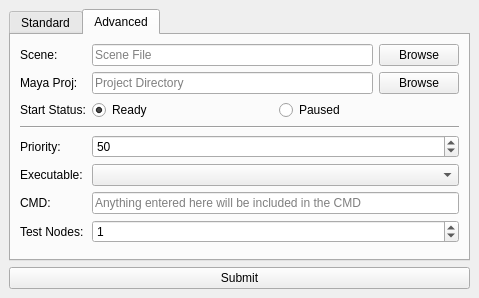
First picture: the form in ui/UI_Submitter.ui, repository david2777/DPS_Hydra, before the edit.
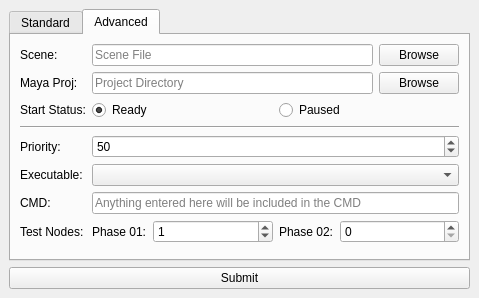
Second picture: the form after the edit. The open tabs and pages were chosen to show the change.

Commit message: Hookup browse buttons, add phase 02 node manager

Diff of the .ui file:
```diff
--- a/ui/UI_Submitter.ui
+++ b/ui/UI_Submitter.ui
@@ -296,6 +296,9 @@
         <string>Advanced</string>
        </attribute>
        <layout class="QFormLayout" name="formLayout_2">
+        <property name="fieldGrowthPolicy">
+         <enum>QFormLayout::AllNonFixedFieldsGrow</enum>
+        </property>
         <item row="0" column="0">
          <widget class="QLabel" name="sceneLabel">
           <property name="text">
@@ -349,6 +352,13 @@
           </item>
          </layout>
         </item>
+        <item row="2" column="0">
+         <widget class="QLabel" name="startStatusLabel_2">
+          <property name="text">
+           <string>Start Status:</string>
+          </property>
+         </widget>
+        </item>
         <item row="2" column="1">
          <layout class="QHBoxLayout" name="startStatusLayout">
           <item>
@@ -427,6 +437,59 @@
           </property>
          </widget>
         </item>
+        <item row="9" column="1">
+         <layout class="QHBoxLayout" name="horizontalLayout">
+          <item>
+           <widget class="QLabel" name="testNodesP1Label">
+            <property name="text">
+             <string>Phase 01:</string>
+            </property>
+           </widget>
+          </item>
+          <item>
+           <widget class="QSpinBox" name="testNodesP1SpinBox">
+            <property name="sizePolicy">
+             <sizepolicy hsizetype="Minimum" vsizetype="Fixed">
+              <horstretch>1</horstretch>
+              <verstretch>0</verstretch>
+             </sizepolicy>
+            </property>
+            <property name="maximum">
+             <number>500</number>
+            </property>
+            <property name="value">
+             <number>1</number>
+            </property>
+           </widget>
+          </item>
+          <item>
+           <widget class="QLabel" name="testNodesP2Label">
+            <property name="text">
+             <string>Phase 02:</string>
+            </property>
+           </widget>
+          </item>
+          <item>
+           <widget class="QSpinBox" name="testNodesP2SpinBox">
+            <property name="enabled">
+             <bool>true</bool>
+            </property>
+            <property name="sizePolicy">
+             <sizepolicy hsizetype="Minimum" vsizetype="Fixed">
+              <horstretch>1</horstretch>
+              <verstretch>0</verstretch>
+             </sizepolicy>
+            </property>
+            <property name="maximum">
+             <number>500</number>
+            </property>
+            <property name="value">
+             <number>0</number>
+            </property>
+           </widget>
+          </item>
+         </layout>
+        </item>
         <item row="9" column="0">
          <widget class="QLabel" name="testNodesLabel">
           <property name="text">
@@ -434,23 +497,6 @@
           </property>
          </widget>
         </item>
-        <item row="9" column="1">
-         <widget class="QSpinBox" name="testNodesSpinBox">
-          <property name="enabled">
-           <bool>true</bool>
-          </property>
-          <property name="value">
-           <number>1</number>
-          </property>
-         </widget>
-        </item>
-        <item row="2" column="0">
-         <widget class="QLabel" name="startStatusLabel_2">
-          <property name="text">
-           <string>Start Status:</string>
-          </property>
-         </widget>
-        </item>
        </layout>
       </widget>
      </widget>
```
The commit also changes 3 other files.
